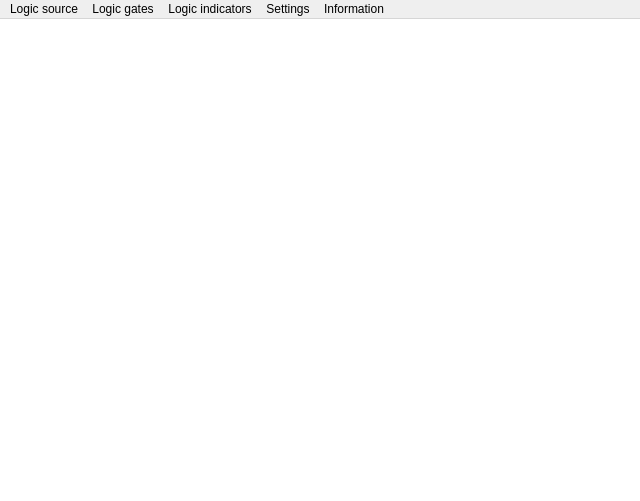
Above: src/GameWindow.ui from oleynikov/Electronic-Sandbox before the change. Below: the same form after it.
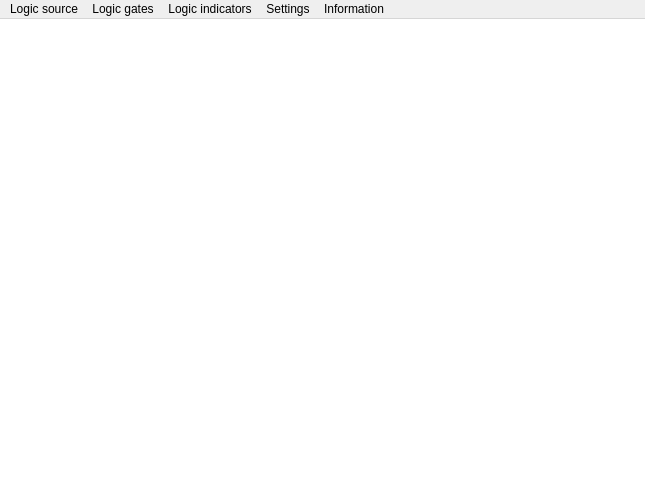
That is the form after the change. Icons and pictures are not drawn.

Diff of the .ui file:
```diff
--- a/src/GameWindow.ui
+++ b/src/GameWindow.ui
@@ -68,7 +68,7 @@
    </property>
    <property name="minimumSize">
     <size>
-     <width>640</width>
+     <width>645</width>
      <height>480</height>
     </size>
    </property>
```
